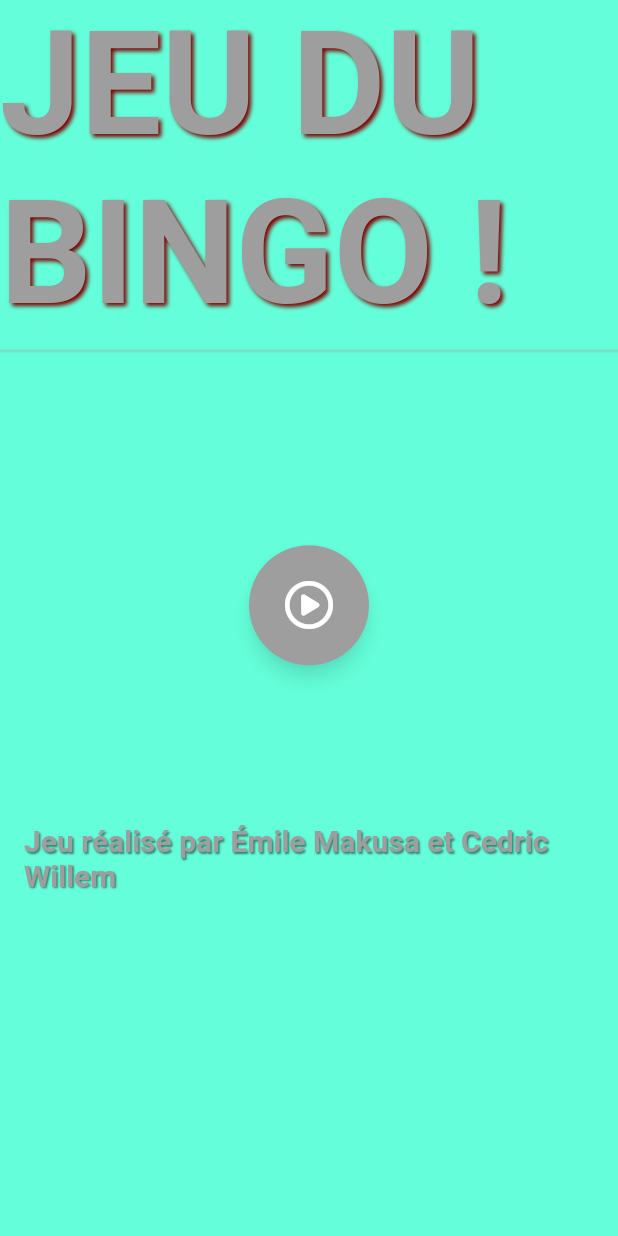
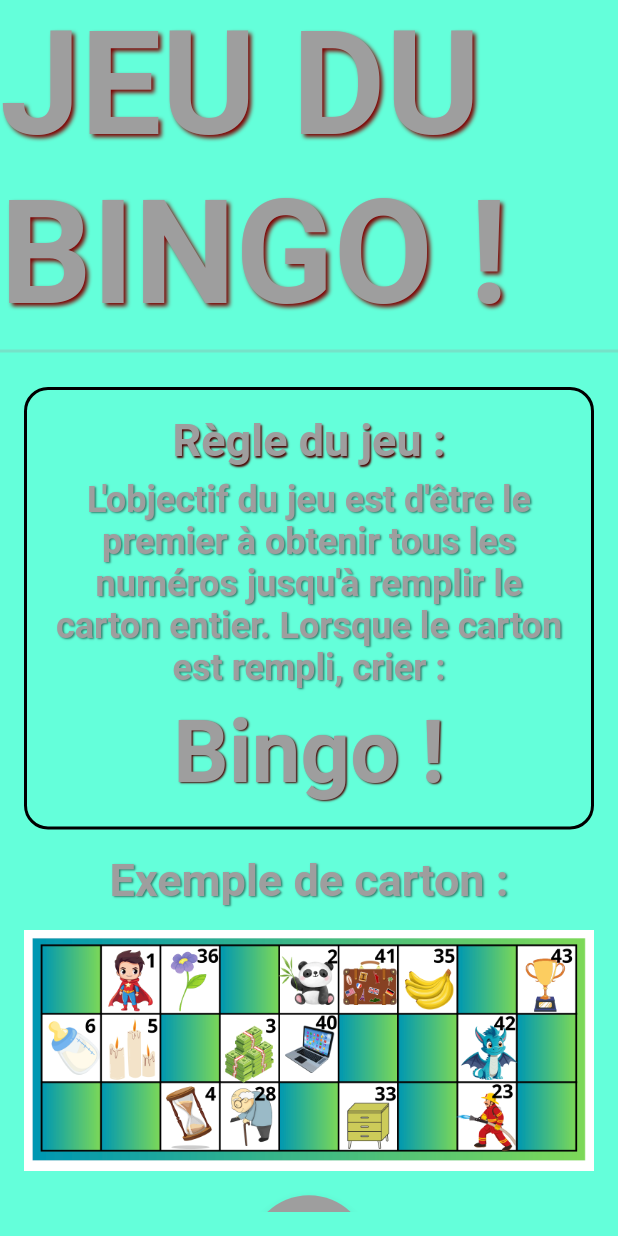
Before and after one commit to NayMak/loto_mks, a Flutter app: the screen it shows after launch, on a phone screen of 412 x 824 dp. Run offline on Flutter 3.47's test engine with Material 3 defaults, Android fonts, the phone set to English and light mode, and no system bars; our stand-ins replace font_awesome_flutter.

Commit message:
add return bottom and SingleScrollPage

```diff
--- a/lib/view/home/home_page.dart
+++ b/lib/view/home/home_page.dart
@@ -18,8 +18,8 @@ class HomePage extends StatelessWidget {
         value: LotoProvider(),
         child: Consumer<LotoProvider>(
           builder: (BuildContext context, provider, Widget? child) {
-            return Column(
-              crossAxisAlignment: CrossAxisAlignment.center,
+            return Center(
+              child: Column(
                 children: [
                   Text(
                     'JEU DU BINGO !',
@@ -43,32 +43,80 @@ class HomePage extends StatelessWidget {
                   Expanded(
                     child: Padding(
                       padding: const EdgeInsets.all(16.0),
+                      child: SingleChildScrollView(
                         child: Column(
+                          spacing: 16,
                           children: [
-                        SizedBox(
-                          height: 16,
-                        ),
-                        Expanded(
-                          child: CircleButton(
-                            icon: FontAwesomeIcons.circlePlay,
-                            onPressed: () {
-                              Navigator.push(
-                                context,
-                                MaterialPageRoute(
-                                  builder: (context) => LotoPage(),
-                                ),
-                              );
-                            },
+                            Container(
+                              padding: const EdgeInsets.all(16.0),
+                              decoration: BoxDecoration(
+                                borderRadius: BorderRadius.circular(16),
+                                border: Border.all(
+                                  color: Colors.black,
+                                  width: 2,
                                 ),
                               ),
-                        SizedBox(
-                          height: 16,
+                              child: Column(
+                                spacing: 8,
+                                children: [
+                                  Text(
+                                    'Règle du jeu :',
+                                    style: TextStyle(
+                                      fontSize: 30,
+                                      fontWeight: FontWeight.bold,
+                                      color: Colors.grey,
+                                      shadows: [
+                                        Shadow(
+                                          offset: Offset(1, 1),
+                                          blurRadius: 1.0,
+                                          color:
+                                              Colors.black.withValues(red: 0.3),
                                         ),
-                        Expanded(
-                          child: Text(
-                            'Jeu réalisé par Émile Makusa et Cedric Willem',
+                                      ],
+                                    ),
+                                    textAlign: TextAlign.center,
+                                  ),
+                                  Text(
+                                    "L'objectif du jeu est d'être le premier à obtenir tous les numéros jusqu'à remplir le carton entier. Lorsque le carton est rempli, crier :",
                                     style: TextStyle(
-                              fontSize: 20,
+                                      fontSize: 24,
+                                      fontWeight: FontWeight.bold,
+                                      color: Colors.grey,
+                                      shadows: [
+                                        Shadow(
+                                          offset: Offset(1, 1),
+                                          blurRadius: 1.0,
+                                          color: Colors.black
+                                              .withValues(alpha: 0.5),
+                                        ),
+                                      ],
+                                    ),
+                                    textAlign: TextAlign.center,
+                                  ),
+                                  Text(
+                                    'Bingo !',
+                                    style: TextStyle(
+                                      fontSize: 58,
+                                      fontWeight: FontWeight.bold,
+                                      color: Colors.grey,
+                                      shadows: [
+                                        Shadow(
+                                          offset: Offset(1, 1),
+                                          blurRadius: 1.0,
+                                          color:
+                                              Colors.black.withValues(red: 0.3),
+                                        ),
+                                      ],
+                                    ),
+                                    textAlign: TextAlign.center,
+                                  ),
+                                ],
+                              ),
+                            ),
+                            Text(
+                              'Exemple de carton :',
+                              style: TextStyle(
+                                fontSize: 30,
                                 fontWeight: FontWeight.bold,
                                 color: Colors.grey,
                                 shadows: [
@@ -80,12 +128,42 @@ class HomePage extends StatelessWidget {
                                 ],
                               ),
                             ),
+                            Image.asset(
+                              'assets/grids/grid-exemple.png',
+                            ),
+                            CircleButton(
+                              icon: FontAwesomeIcons.circlePlay,
+                              onPressed: () {
+                                Navigator.push(
+                                  context,
+                                  MaterialPageRoute(
+                                    builder: (context) => LotoPage(),
+                                  ),
+                                );
+                              },
+                            ),
+                            Text(
+                              'Jeu réalisé par Émile Makusa et Cedric Willem',
+                              style: TextStyle(
+                                fontSize: 20,
+                                fontWeight: FontWeight.bold,
+                                color: Colors.grey,
+                                shadows: [
+                                  Shadow(
+                                    offset: Offset(1, 1),
+                                    blurRadius: 1.0,
+                                    color: Colors.black.withOpacity(0.5),
+                                  ),
+                                ],
+                              ),
                             ),
                           ],
                         ),
                       ),
                     ),
+                  )
                 ],
+              ),
             );
           },
         ),
--- a/lib/view/loto/loto_page.dart
+++ b/lib/view/loto/loto_page.dart
@@ -20,8 +20,8 @@ class _LotoPageState extends State<LotoPage> {
         value: LotoProvider(),
         child: Consumer<LotoProvider>(
           builder: (BuildContext context, provider, Widget? child) {
-            return Column(
-              crossAxisAlignment: CrossAxisAlignment.center,
+            return Center(
+              child: Column(
                 children: [
                   Text(
                     'JEU DU BINGO !',
@@ -46,6 +46,7 @@ class _LotoPageState extends State<LotoPage> {
                     child: Padding(
                       padding: const EdgeInsets.all(16.0),
                       child: Row(
+                        spacing: 16,
                         children: [
                           Expanded(
                             child: Container(
@@ -74,7 +75,6 @@ class _LotoPageState extends State<LotoPage> {
                                     ),
                             ),
                           ),
-                        SizedBox(width: 16),
                           Column(
                             mainAxisAlignment: MainAxisAlignment.center,
                             crossAxisAlignment: CrossAxisAlignment.center,
@@ -107,13 +107,22 @@ class _LotoPageState extends State<LotoPage> {
                                   onPressed: () {
                                     provider
                                       ..init()
-                                    ..startGame();
+                                      ..startGame()
+                                      ..isGameStarted = false;
+                                  },
+                                ),
+                              ),
+                              Visibility(
+                                visible: !provider.isGameStarted,
+                                child: CircleButton(
+                                  icon: FontAwesomeIcons.arrowLeft,
+                                  onPressed: () {
+                                    Navigator.pop(context);
                                   },
                                 ),
                               ),
                             ],
                           ),
-                        SizedBox(width: 16),
                           Expanded(
                             child: Container(
                               padding: const EdgeInsets.all(8.0),
@@ -135,7 +144,8 @@ class _LotoPageState extends State<LotoPage> {
                                         onPressed: () {
                                           provider.updateGridViewAxisCount(3);
                                         },
-                                      disable: provider.gridViewAxisCount == 3,
+                                        disable:
+                                            provider.gridViewAxisCount == 3,
                                       ),
                                       SizedBox(width: 16),
                                       CircleButton(
@@ -143,7 +153,8 @@ class _LotoPageState extends State<LotoPage> {
                                         onPressed: () {
                                           provider.updateGridViewAxisCount(5);
                                         },
-                                      disable: provider.gridViewAxisCount == 5,
+                                        disable:
+                                            provider.gridViewAxisCount == 5,
                                       ),
                                     ],
                                   ),
@@ -154,7 +165,8 @@ class _LotoPageState extends State<LotoPage> {
                                       padding: const EdgeInsets.all(8),
                                       crossAxisSpacing: 4,
                                       mainAxisSpacing: 4,
-                                    crossAxisCount: provider.gridViewAxisCount,
+                                      crossAxisCount:
+                                          provider.gridViewAxisCount,
                                       children: [
                                         ...provider.announcedCards.map((card) {
                                           return Image(
@@ -173,6 +185,7 @@ class _LotoPageState extends State<LotoPage> {
                     ),
                   ),
                 ],
+              ),
             );
           },
         ),
```
Lines whose indentation alone changed are shown as unchanged.
